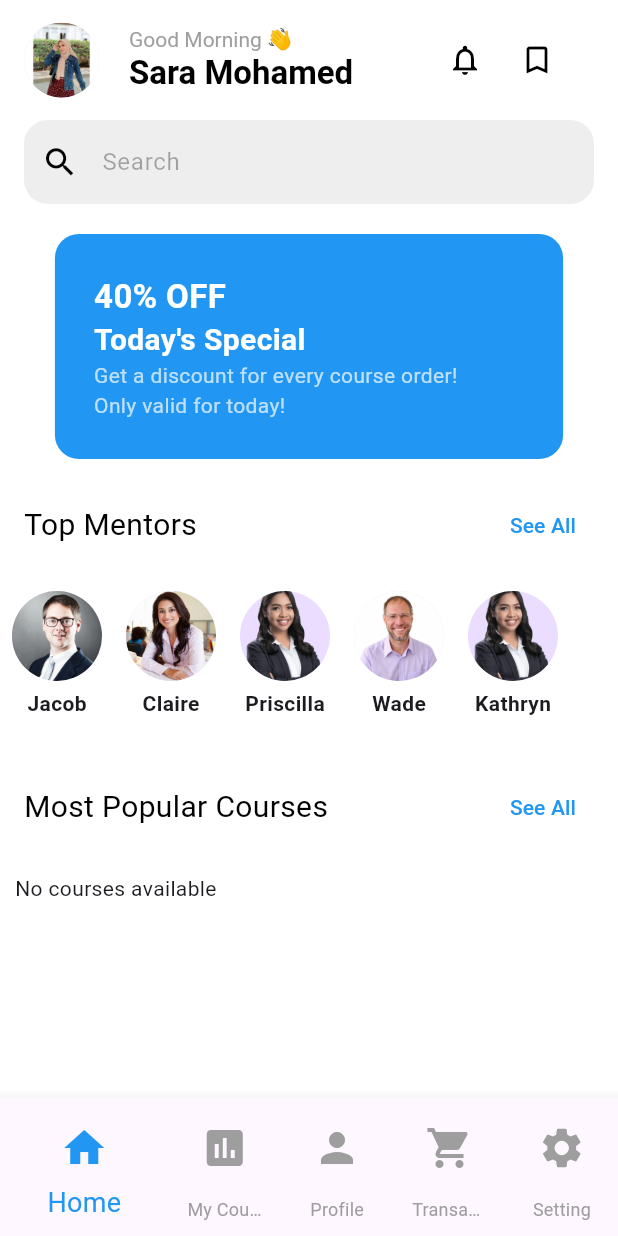
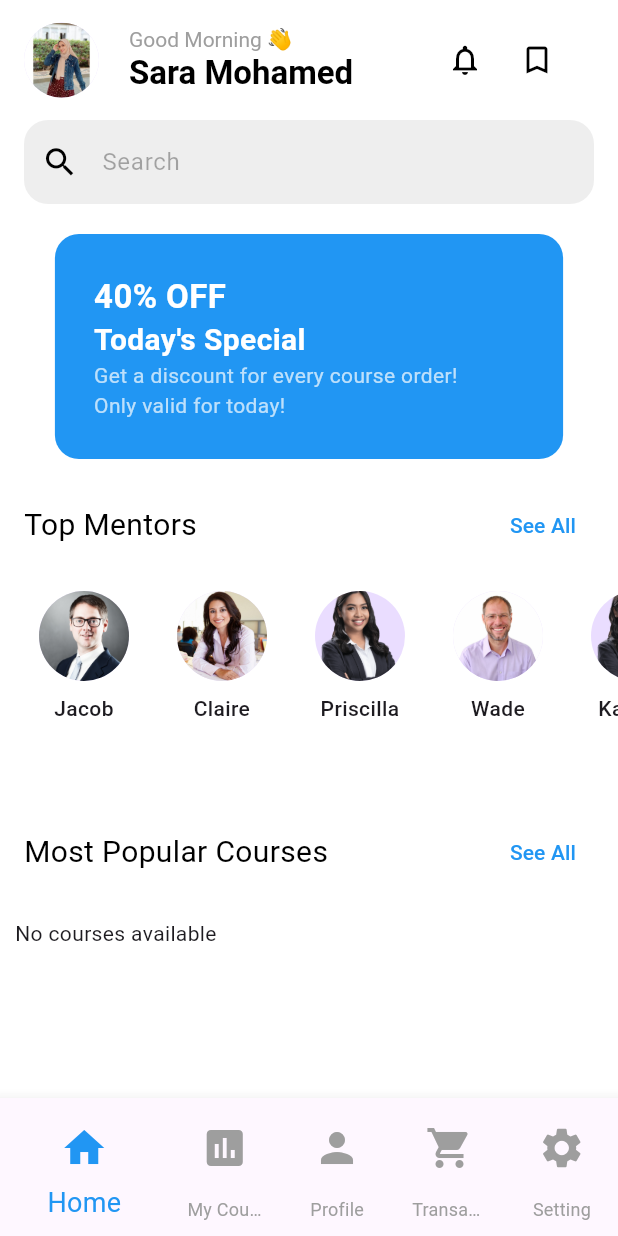
Before and after one commit to SaraMo29/TechTonic, a Flutter app: the HomeScreen screen opened by its route, on a phone screen of 412 x 824 dp. Run offline on Flutter 3.47's test engine with Material 3 defaults, Android fonts, the phone set to English and light mode, and no system bars; drawn by our look-alikes of carousel_slider; our stand-ins replace get, introduction_screen, pinput, shared_preferences; accounts and stored records are empty.

Commit message:
add all mentor sreen

```diff
--- a/lib/components/const_mentor_card.dart
+++ b/lib/components/const_mentor_card.dart
@@ -1,32 +1,71 @@
+// const_mentor_card.dart
 import 'package:flutter/material.dart';
 
 class MentorCard extends StatelessWidget {
   final String name;
   final String imagepath;
+  final String? jobTitle;
+  final bool showChatIcon;
 
   const MentorCard({
-    Key? key,
+    super.key,
     required this.name,
     required this.imagepath,
-  }) : super(key: key);
+    this.jobTitle,
+    this.showChatIcon = false,
+  });
 
   @override
   Widget build(BuildContext context) {
-    return Padding(
-      padding: const EdgeInsets.symmetric(horizontal: 8.0),
-      child: Column(
+    // لو في وظيفه، يبقى شكل صف، غير كده شكل عمودي
+    if (jobTitle != null) {
+      return Container(
+        padding: const EdgeInsets.all(10),
+        decoration: BoxDecoration(
+          color: Colors.grey[100],
+          borderRadius: BorderRadius.circular(12),
+        ),
+        child: Row(
+          children: [
+            CircleAvatar(
+              radius: 30,
+              backgroundImage: AssetImage(imagepath),
+            ),
+            const SizedBox(width: 10),
+            Expanded(
+              child: Column(
+                crossAxisAlignment: CrossAxisAlignment.start,
+                children: [
+                  Text(name, style: const TextStyle(fontSize: 16, fontWeight: FontWeight.bold)),
+                  const SizedBox(height: 4),
+                  Text(jobTitle!, style: const TextStyle(fontSize: 14, color: Colors.grey)),
+                ],
+              ),
+            ),
+            if (showChatIcon)
+              IconButton(
+                onPressed: () {},
+                icon: const Icon(Icons.chat, color: Colors.blue),
+              ),
+          ],
+        ),
+      );
+    } else {
+      return Column(
+        mainAxisSize: MainAxisSize.min,
         children: [
           CircleAvatar(
             radius: 30,
-            backgroundImage:AssetImage(imagepath) ,
+            backgroundImage: AssetImage(imagepath),
           ),
-          SizedBox(height: 5),
+          const SizedBox(height: 8),
           Text(
             name,
-            style: TextStyle(fontWeight: FontWeight.w600),
+            style: const TextStyle(fontSize: 14, fontWeight: FontWeight.w500),
+            textAlign: TextAlign.center,
           ),
         ],
-      ),
-    );
+      );
+    }
   }
 }
--- a/lib/components/user_needs.dart
+++ b/lib/components/user_needs.dart
@@ -10,6 +10,7 @@ class UserNeeds extends StatelessWidget {
     this.questionFontSize = 15.0,
     this.answerFontSize = 14.0,
     this.mainAxisAlignment = MainAxisAlignment.center,
+    this.onTap,
   });
 
   final String question;
@@ -19,6 +20,7 @@ class UserNeeds extends StatelessWidget {
   final double questionFontSize;
   final double answerFontSize;
   final MainAxisAlignment mainAxisAlignment;
+  final VoidCallback? onTap;
 
   @override
   Widget build(BuildContext context) {
@@ -33,7 +35,7 @@ class UserNeeds extends StatelessWidget {
           ),
         ),
         TextButton(
-          onPressed: () {},
+          onPressed: onTap,
           child: Text(
             answer,
             style: TextStyle(
--- a/lib/screens/home_screen.dart
+++ b/lib/screens/home_screen.dart
@@ -1,4 +1,5 @@
 
+// home_screen.dart
 import 'package:flutter/material.dart';
 import 'package:get/get.dart';
 import 'package:graduation_project/components/const_mentor_card.dart';
@@ -9,6 +10,7 @@ import 'package:graduation_project/controllers/login_controller.dart';
 import 'package:graduation_project/screens/bookMark_screen.dart';
 import 'package:graduation_project/screens/notifyScreen.dart';
 import 'package:graduation_project/screens/profile_screen.dart';
+import 'package:graduation_project/screens/tobMentors_screen.dart';
 
 class HomeScreen extends StatefulWidget {
   HomeScreen({super.key});
@@ -125,26 +127,39 @@ class _HomeScreenState extends State<HomeScreen> {
               const SizedBox(height: 20),
               PromoCarousel(),
               const SizedBox(height: 20),
-              const Padding(
-                padding: EdgeInsets.symmetric(horizontal: 16.0),
+              Padding(
+                padding: const EdgeInsets.symmetric(horizontal: 16.0),
                 child: UserNeeds(
                   question: "Top Mentors",
                   answer: "See All",
                   questionColor: Colors.black,
                   questionFontSize: 20.0,
                   mainAxisAlignment: MainAxisAlignment.spaceBetween,
+                  onTap: () {
+                    Navigator.push(
+                      context,
+                      MaterialPageRoute(builder: (context) => TopMentorsScreen()),
+                    );
+                  },
                 ),
               ),
               const SizedBox(height: 20),
               Container(
-                height: 100,
-                child: ListView.builder(
+                height: 130,
+                padding: const EdgeInsets.only(left: 16),
+                child: ListView.separated(
                   scrollDirection: Axis.horizontal,
                   itemCount: mentorData.length,
+                  separatorBuilder: (context, index) => const SizedBox(width: 12),
                   itemBuilder: (context, index) {
-                    return MentorCard(
-                      name: mentorData[index]["name"]!,
-                      imagepath: mentorData[index]["image"]!,
+                    return SizedBox(
+                      width: 80,
+                      child: MentorCard(
+                        name: mentorData[index]["name"]!,
+                        imagepath: mentorData[index]["image"]!,
+                        jobTitle: null,
+                        showChatIcon: false,
+                      ),
                     );
                   },
                 ),
@@ -175,10 +190,10 @@ class _HomeScreenState extends State<HomeScreen> {
                           return CourseCard(
                             title: course['title'] ?? 'Unknown Course',
                             price: course['price']?['amount'] ?? 'N/A',
-                            discountPrice: null, // Not in API; add if available
+                            discountPrice: null,
                             image: course['thumbnail'] ?? 'assets/images/default_course.jpg',
                             rating: course['ratingsAverage']?.toString() ?? 'N/A',
-                            students: null, // Not in API; add if available
+                            students: null,
                             instructorName: course['instructorName'] ?? 'Unknown Instructor',
                             isBookMarked: isBookMarked[index],
                             onBookmarkToggle: () {
```
Also changed, not shown: lib/screens/tobMentors_screen.dart (added, +133 -0 lines), pubspec.lock.
